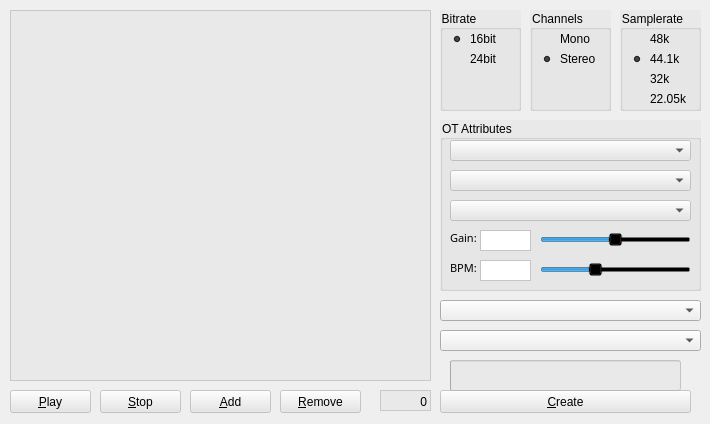
Qt form tabstepswidget.ui (KaiDrange/OctaChainer) before a commit.
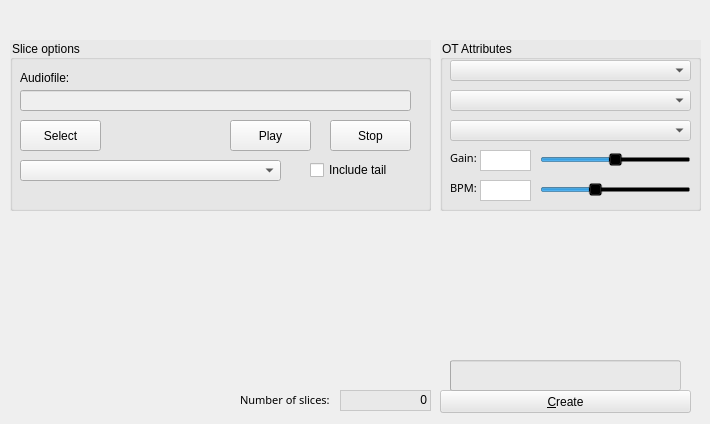
The same form after that commit.

Commit message: Changed GUI for Steps mode and changed behaviour to not make a new audio file, just an OT file.

What changed in the file:
```diff
--- a/tabstepswidget.ui
+++ b/tabstepswidget.ui
@@ -13,255 +13,22 @@
   <property name="windowTitle">
    <string>Form</string>
   </property>
-  <widget class="QPushButton" name="btnPlay">
-   <property name="geometry">
-    <rect>
-     <x>10</x>
-     <y>390</y>
-     <width>81</width>
-     <height>23</height>
-    </rect>
-   </property>
-   <property name="styleSheet">
-    <string notr="true">background-color: rgba(230, 230, 230, 150);</string>
-   </property>
-   <property name="text">
-    <string>&amp;Play</string>
-   </property>
-   <property name="shortcut">
-    <string>Meta+P</string>
-   </property>
-  </widget>
   <widget class="QComboBox" name="dropSlicePerSteps">
    <property name="geometry">
     <rect>
-     <x>440</x>
-     <y>300</y>
+     <x>20</x>
+     <y>160</y>
      <width>261</width>
      <height>21</height>
     </rect>
    </property>
   </widget>
-  <widget class="QGroupBox" name="groupBox_2">
-   <property name="geometry">
-    <rect>
-     <x>530</x>
-     <y>10</y>
-     <width>81</width>
-     <height>101</height>
-    </rect>
-   </property>
-   <property name="styleSheet">
-    <string notr="true">background-color: rgba(230, 230, 230, 150);</string>
-   </property>
-   <property name="title">
-    <string>Channels</string>
-   </property>
-   <widget class="QRadioButton" name="radioMono">
-    <property name="geometry">
-     <rect>
-      <x>10</x>
-      <y>20</y>
-      <width>61</width>
-      <height>18</height>
-     </rect>
-    </property>
-    <property name="styleSheet">
-     <string notr="true">background-color: rgba(230, 230, 230, 0);</string>
-    </property>
-    <property name="text">
-     <string>Mono</string>
-    </property>
-   </widget>
-   <widget class="QRadioButton" name="radioStereo">
-    <property name="geometry">
-     <rect>
-      <x>10</x>
-      <y>40</y>
-      <width>61</width>
-      <height>18</height>
-     </rect>
-    </property>
-    <property name="styleSheet">
-     <string notr="true">background-color: rgba(230, 230, 230, 0);</string>
-    </property>
-    <property name="text">
-     <string>Stereo</string>
-    </property>
-    <property name="checked">
-     <bool>true</bool>
-    </property>
-   </widget>
-  </widget>
-  <widget class="QListWidget" name="listSlices">
-   <property name="geometry">
-    <rect>
-     <x>10</x>
-     <y>10</y>
-     <width>421</width>
-     <height>371</height>
-    </rect>
-   </property>
-   <property name="acceptDrops">
-    <bool>true</bool>
-   </property>
-   <property name="styleSheet">
-    <string notr="true">background-color: rgba(230, 230, 230, 150);
-selection-background-color: rgb(170, 170, 127);</string>
-   </property>
-   <property name="editTriggers">
-    <set>QAbstractItemView::EditKeyPressed</set>
-   </property>
-   <property name="dragDropMode">
-    <enum>QAbstractItemView::InternalMove</enum>
-   </property>
-   <property name="defaultDropAction">
-    <enum>Qt::IgnoreAction</enum>
-   </property>
-   <property name="textElideMode">
-    <enum>Qt::ElideRight</enum>
-   </property>
-  </widget>
-  <widget class="QGroupBox" name="groupBox_3">
-   <property name="geometry">
-    <rect>
-     <x>620</x>
-     <y>10</y>
-     <width>81</width>
-     <height>101</height>
-    </rect>
-   </property>
-   <property name="styleSheet">
-    <string notr="true">background-color: rgba(230, 230, 230, 150);</string>
-   </property>
-   <property name="title">
-    <string>Samplerate</string>
-   </property>
-   <widget class="QRadioButton" name="radio44">
-    <property name="geometry">
-     <rect>
-      <x>10</x>
-      <y>40</y>
-      <width>61</width>
-      <height>18</height>
-     </rect>
-    </property>
-    <property name="styleSheet">
-     <string notr="true">background-color: rgba(230, 230, 230, 0);</string>
-    </property>
-    <property name="text">
-     <string>44.1k</string>
-    </property>
-    <property name="checked">
-     <bool>true</bool>
-    </property>
-   </widget>
-   <widget class="QRadioButton" name="radio32">
-    <property name="geometry">
-     <rect>
-      <x>10</x>
-      <y>60</y>
-      <width>61</width>
-      <height>18</height>
-     </rect>
-    </property>
-    <property name="styleSheet">
-     <string notr="true">background-color: rgba(230, 230, 230, 0);</string>
-    </property>
-    <property name="text">
-     <string>32k</string>
-    </property>
-   </widget>
-   <widget class="QRadioButton" name="radio22">
-    <property name="geometry">
-     <rect>
-      <x>10</x>
-      <y>80</y>
-      <width>61</width>
-      <height>18</height>
-     </rect>
-    </property>
-    <property name="styleSheet">
-     <string notr="true">background-color: rgba(230, 230, 230, 0);</string>
-    </property>
-    <property name="text">
-     <string>22.05k</string>
-    </property>
-   </widget>
-   <widget class="QRadioButton" name="radio48">
-    <property name="geometry">
-     <rect>
-      <x>10</x>
-      <y>20</y>
-      <width>61</width>
-      <height>18</height>
-     </rect>
-    </property>
-    <property name="styleSheet">
-     <string notr="true">background-color: rgba(230, 230, 230, 0);</string>
-    </property>
-    <property name="text">
-     <string>48k</string>
-    </property>
-   </widget>
-  </widget>
-  <widget class="QGroupBox" name="groupBox">
-   <property name="geometry">
-    <rect>
-     <x>440</x>
-     <y>10</y>
-     <width>81</width>
-     <height>101</height>
-    </rect>
-   </property>
-   <property name="styleSheet">
-    <string notr="true">background-color: rgba(230, 230, 230, 150);</string>
-   </property>
-   <property name="title">
-    <string>Bitrate</string>
-   </property>
-   <widget class="QRadioButton" name="radio16">
-    <property name="geometry">
-     <rect>
-      <x>10</x>
-      <y>20</y>
-      <width>51</width>
-      <height>18</height>
-     </rect>
-    </property>
-    <property name="styleSheet">
-     <string notr="true">background-color: rgba(230, 230, 230, 0);</string>
-    </property>
-    <property name="text">
-     <string>16bit</string>
-    </property>
-    <property name="checked">
-     <bool>true</bool>
-    </property>
-   </widget>
-   <widget class="QRadioButton" name="radio24">
-    <property name="geometry">
-     <rect>
-      <x>10</x>
-      <y>40</y>
-      <width>51</width>
-      <height>18</height>
-     </rect>
-    </property>
-    <property name="styleSheet">
-     <string notr="true">background-color: rgba(230, 230, 230, 0);</string>
-    </property>
-    <property name="text">
-     <string>24bit</string>
-    </property>
-   </widget>
-  </widget>
   <widget class="QGraphicsView" name="graphicsView_2">
    <property name="geometry">
     <rect>
-     <x>380</x>
+     <x>340</x>
      <y>390</y>
-     <width>51</width>
+     <width>91</width>
      <height>21</height>
     </rect>
    </property>
@@ -288,42 +55,13 @@
     <string>Meta+C</string>
    </property>
   </widget>
-  <widget class="QComboBox" name="dropNormalize">
+  <widget class="QLabel" name="lblSliceCount">
    <property name="geometry">
     <rect>
-     <x>440</x>
-     <y>330</y>
-     <width>261</width>
-     <height>21</height>
-    </rect>
-   </property>
-  </widget>
-  <widget class="QPushButton" name="btnStop">
-   <property name="geometry">
-    <rect>
-     <x>100</x>
+     <x>356</x>
      <y>390</y>
-     <width>81</width>
-     <height>23</height>
-    </rect>
-   </property>
-   <property name="styleSheet">
-    <string notr="true">background-color: rgba(230, 230, 230, 150);</string>
-   </property>
-   <property name="text">
-    <string>&amp;Stop</string>
-   </property>
-   <property name="shortcut">
-    <string>Space</string>
-   </property>
-  </widget>
-  <widget class="QLabel" name="lblSliceCOunt">
-   <property name="geometry">
-    <rect>
-     <x>380</x>
-     <y>395</y>
-     <width>47</width>
-     <height>13</height>
+     <width>71</width>
+     <height>20</height>
     </rect>
    </property>
    <property name="text">
@@ -337,7 +75,7 @@
    <property name="geometry">
     <rect>
      <x>440</x>
-     <y>120</y>
+     <y>40</y>
      <width>261</width>
      <height>171</height>
     </rect>
@@ -541,25 +279,6 @@
     </property>
    </widget>
   </widget>
-  <widget class="QPushButton" name="btnAddWav">
-   <property name="geometry">
-    <rect>
-     <x>190</x>
-     <y>390</y>
-     <width>81</width>
-     <height>23</height>
-    </rect>
-   </property>
-   <property name="styleSheet">
-    <string notr="true">background-color: rgba(230, 230, 230, 150);</string>
-   </property>
-   <property name="text">
-    <string>&amp;Add</string>
-   </property>
-   <property name="shortcut">
-    <string>Meta+A</string>
-   </property>
-  </widget>
   <widget class="QProgressBar" name="progressBar">
    <property name="geometry">
     <rect>
@@ -579,25 +298,142 @@
     <bool>false</bool>
    </property>
   </widget>
-  <widget class="QPushButton" name="btnRemove">
+  <widget class="QLabel" name="label">
    <property name="geometry">
     <rect>
-     <x>280</x>
-     <y>390</y>
+     <x>20</x>
+     <y>70</y>
+     <width>59</width>
+     <height>16</height>
+    </rect>
+   </property>
+   <property name="text">
+    <string>Audiofile:</string>
+   </property>
+  </widget>
+  <widget class="QPushButton" name="btnSelectFile">
+   <property name="geometry">
+    <rect>
+     <x>20</x>
+     <y>120</y>
      <width>81</width>
-     <height>23</height>
+     <height>31</height>
+    </rect>
+   </property>
+   <property name="text">
+    <string>Select</string>
+   </property>
+  </widget>
+  <widget class="QLineEdit" name="txtAudiofile">
+   <property name="enabled">
+    <bool>false</bool>
+   </property>
+   <property name="geometry">
+    <rect>
+     <x>20</x>
+     <y>90</y>
+     <width>391</width>
+     <height>21</height>
+    </rect>
+   </property>
+  </widget>
+  <widget class="QPushButton" name="btnPlay">
+   <property name="geometry">
+    <rect>
+     <x>230</x>
+     <y>120</y>
+     <width>81</width>
+     <height>31</height>
+    </rect>
+   </property>
+   <property name="text">
+    <string>Play</string>
+   </property>
+  </widget>
+  <widget class="QPushButton" name="btnStop">
+   <property name="geometry">
+    <rect>
+     <x>330</x>
+     <y>120</y>
+     <width>81</width>
+     <height>31</height>
+    </rect>
+   </property>
+   <property name="text">
+    <string>Stop</string>
+   </property>
+  </widget>
+  <widget class="QCheckBox" name="chkTail">
+   <property name="geometry">
+    <rect>
+     <x>310</x>
+     <y>160</y>
+     <width>86</width>
+     <height>20</height>
+    </rect>
+   </property>
+   <property name="text">
+    <string>Include tail</string>
+   </property>
+  </widget>
+  <widget class="QGroupBox" name="groupBox_5">
+   <property name="geometry">
+    <rect>
+     <x>10</x>
+     <y>40</y>
+     <width>421</width>
+     <height>171</height>
     </rect>
    </property>
    <property name="styleSheet">
     <string notr="true">background-color: rgba(230, 230, 230, 150);</string>
    </property>
+   <property name="title">
+    <string>Slice options</string>
+   </property>
+  </widget>
+  <widget class="QLabel" name="lblSliceCountText">
+   <property name="geometry">
+    <rect>
+     <x>240</x>
+     <y>390</y>
+     <width>91</width>
+     <height>20</height>
+    </rect>
+   </property>
+   <property name="font">
+    <font>
+     <family>Yamaha EBM8 Regular</family>
+     <pointsize>8</pointsize>
+     <weight>50</weight>
+     <italic>false</italic>
+     <bold>false</bold>
+    </font>
+   </property>
+   <property name="autoFillBackground">
+    <bool>false</bool>
+   </property>
+   <property name="styleSheet">
+    <string notr="true">background-color: rgba(0, 0, 0, 0);</string>
+   </property>
    <property name="text">
-    <string>&amp;Remove</string>
-   </property>
-   <property name="shortcut">
-    <string>Meta+D</string>
+    <string>Number of slices:</string>
    </property>
   </widget>
+  <zorder>groupBox_5</zorder>
+  <zorder>dropSlicePerSteps</zorder>
+  <zorder>graphicsView_2</zorder>
+  <zorder>btnCreate</zorder>
+  <zorder>lblSliceCount</zorder>
+  <zorder>groupBox_4</zorder>
+  <zorder>progressBar</zorder>
+  <zorder>label</zorder>
+  <zorder>btnSelectFile</zorder>
+  <zorder>txtAudiofile</zorder>
+  <zorder>btnPlay</zorder>
+  <zorder>btnStop</zorder>
+  <zorder>chkTail</zorder>
+  <zorder>lblSliceCountText</zorder>
  </widget>
  <resources/>
  <connections/>
```
The commit also changes 7 other files.
